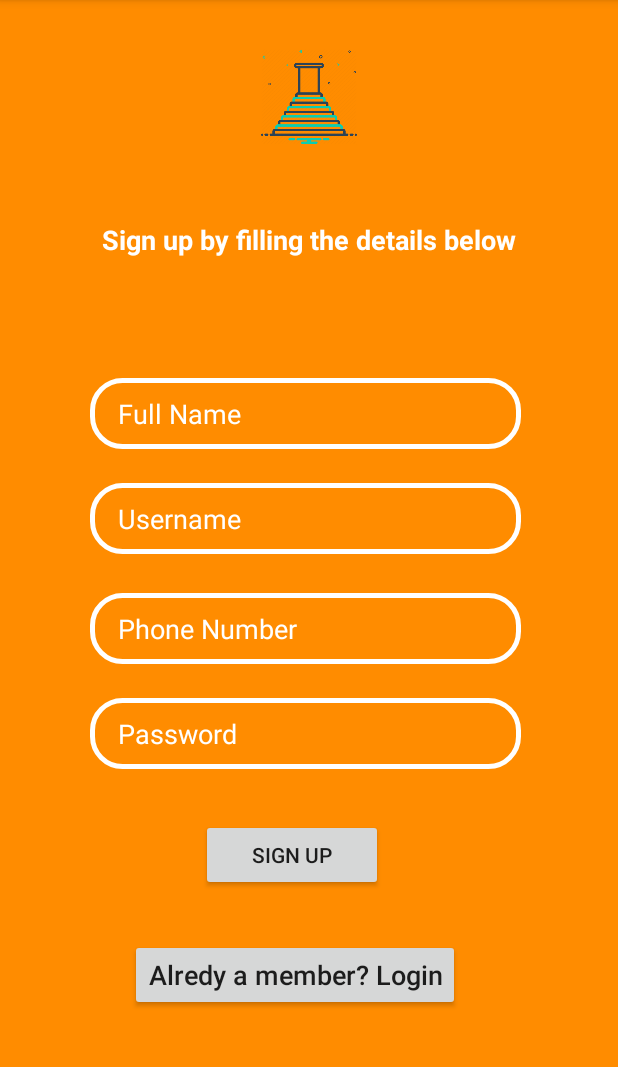
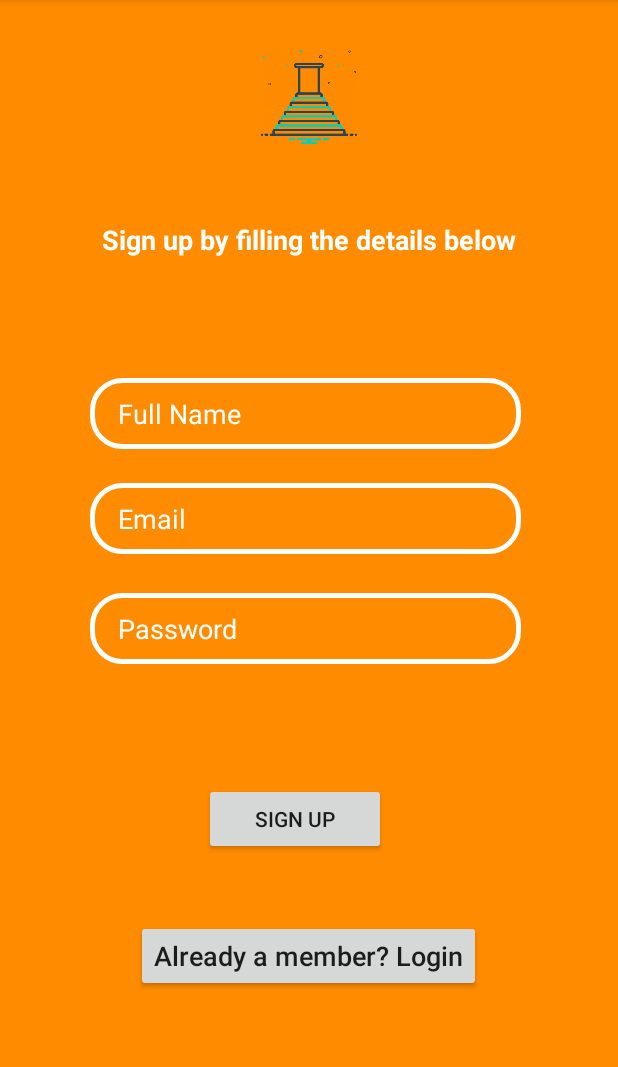
Before and after one commit to nishchayjeet/FindMyAsile, an Android app: the Register screen opened directly, with no data from a screen before it, on a phone screen of 412 x 824 dp, the part 84-1151 px from its top. Run offline under Robolectric (Android 15) with nearby library versions, the light colour scheme and no system bars; our stand-ins replace Firebase (no records; nobody signed in at launch, a user with empty details on screens opened directly); Roboto replaces fonts that are not available here.

Commit message:
App Setup Done For Login

```diff
--- a/app/build.gradle
+++ b/app/build.gradle
@@ -30,4 +30,8 @@ dependencies {
     androidTestImplementation 'androidx.test.espresso:espresso-core:3.1.1'
     implementation 'com.google.android.material:material:1.0.0'
     implementation 'com.android.support:design:26.1.0'
+
+    implementation 'com.google.firebase:firebase-auth:16.1.0'
+    implementation 'com.firebaseui:firebase-ui-auth:4.1.0'
+
 }
--- a/app/src/main/java/com/example/findmyasile/Register.java
+++ b/app/src/main/java/com/example/findmyasile/Register.java
@@ -1,14 +1,95 @@
 package com.example.findmyasile;
 
+import androidx.annotation.NonNull;
 import androidx.appcompat.app.AppCompatActivity;
 
+import android.content.Intent;
 import android.os.Bundle;
+import android.view.View;
+import android.widget.Button;
+import android.widget.EditText;
+import android.widget.TextView;
+import android.widget.Toast;
+
+import com.google.android.gms.tasks.OnCompleteListener;
+import com.google.android.gms.tasks.Task;
+import com.google.firebase.FirebaseApp;
+import com.google.firebase.auth.AuthResult;
+import com.google.firebase.auth.FirebaseAuth;
 
 public class Register extends AppCompatActivity {
+    EditText name,emailId,Password;
+    Button btnsignup;
+    Button tvsignin;
+
+    FirebaseAuth mFirebaseAuth;
+
 
     @Override
     protected void onCreate(Bundle savedInstanceState) {
         super.onCreate(savedInstanceState);
         setContentView(R.layout.activity_register);
+
+        mFirebaseAuth = FirebaseAuth.getInstance();
+
+        name=findViewById(R.id.editText3);
+        emailId = findViewById(R.id.editText4);
+        Password=findViewById(R.id.editText6);
+        btnsignup = findViewById(R.id.button3);
+
+        tvsignin = findViewById(R.id.button4);
+        btnsignup.setOnClickListener(new View.OnClickListener() {
+            @Override
+            public void onClick(View v) {
+                String nm = name.getText().toString();
+                String email = emailId.getText().toString();
+                String password = Password.getText().toString();
+
+                if (nm.isEmpty()){
+                    name.setError("Please Enter Your Name");
+                    name.requestFocus();
+                }
+                else if (email.isEmpty()){
+                    emailId.setError("Please Enter Email ID");
+                    emailId.requestFocus();
+                }
+
+                else if (password.isEmpty()){
+                    Password.setError("Please Enter the Password");
+                    Password.requestFocus();
+                }
+                else if (nm.isEmpty() && email.isEmpty() && password.isEmpty()){
+                    Toast.makeText(Register.this,"Fields are Empty",Toast.LENGTH_SHORT).show();
+                }
+                else if (!(nm.isEmpty() && email.isEmpty() && password.isEmpty())){
+                    mFirebaseAuth.createUserWithEmailAndPassword(email,password).addOnCompleteListener(Register.this, new OnCompleteListener<AuthResult>() {
+                        @Override
+                        public void onComplete(@NonNull Task<AuthResult> task) {
+                            if (!task.isSuccessful()) {
+                                Toast.makeText(Register.this, "SignUp Unsuccessful, Please Try Again", Toast.LENGTH_SHORT).show();
+                            }
+                            else {
+                                startActivity(new Intent(Register.this, getStarted.class));
+                            }
+                        }
+                    });
+                }
+                else {
+
+                    Toast.makeText(Register.this,"Error Occurred!",Toast.LENGTH_SHORT).show();
+
+                }
+            }
+        });
+            tvsignin.setOnClickListener(new View.OnClickListener() {
+                @Override
+                public void onClick(View v) {
+                    Intent i = new Intent(Register.this,login.class);
+                    startActivity(i);
+
+                }
+            });
+
     }
+
 }
--- a/app/src/main/res/layout/activity_register.xml
+++ b/app/src/main/res/layout/activity_register.xml
@@ -40,7 +40,7 @@
         android:background="@drawable/rounded_ed"
         android:ems="10"
 
-        android:hint="    Username"
+        android:hint="    Email"
         android:inputType="textPersonName"
         android:textColorHint="@android:color/background_light"
         app:layout_constraintBottom_toBottomOf="parent"
@@ -50,27 +50,6 @@
         app:layout_constraintTop_toTopOf="parent"
         app:layout_constraintVertical_bias="0.446" />
 
-
-    <EditText
-        android:id="@+id/editText5"
-        android:layout_width="287dp"
-        android:layout_height="47dp"
-        android:layout_marginStart="8dp"
-        android:layout_marginTop="8dp"
-
-        android:layout_marginEnd="8dp"
-        android:layout_marginBottom="8dp"
-        android:background="@drawable/rounded_ed"
-        android:ems="10"
-        android:hint="    Phone Number"
-        android:inputType="textPersonName"
-        android:textColorHint="@android:color/background_light"
-        app:layout_constraintBottom_toBottomOf="parent"
-        app:layout_constraintEnd_toEndOf="parent"
-        app:layout_constraintHorizontal_bias="0.48"
-        app:layout_constraintStart_toStartOf="parent"
-        app:layout_constraintTop_toTopOf="parent"
-        app:layout_constraintVertical_bias="0.55" />
 
     <EditText
         android:id="@+id/editText6"
@@ -88,50 +67,44 @@
         android:textColorHint="@android:color/background_light"
         app:layout_constraintBottom_toBottomOf="parent"
         app:layout_constraintEnd_toEndOf="parent"
-        app:layout_constraintHorizontal_bias="0.48"
+        app:layout_constraintHorizontal_bias="0.481"
         app:layout_constraintStart_toStartOf="parent"
         app:layout_constraintTop_toTopOf="parent"
-        app:layout_constraintVertical_bias="0.649" />
+        app:layout_constraintVertical_bias="0.55" />
 
     <Button
         android:id="@+id/button3"
         android:layout_width="121dp"
         android:layout_height="wrap_content"
         android:layout_marginStart="8dp"
-        android:layout_marginLeft="8dp"
         android:layout_marginTop="8dp"
         android:layout_marginEnd="8dp"
-        android:layout_marginRight="8dp"
         android:layout_marginBottom="8dp"
 
         android:text="Sign Up"
         android:textColorLink="@android:color/background_dark"
         app:layout_constraintBottom_toBottomOf="parent"
         app:layout_constraintEnd_toEndOf="parent"
-        app:layout_constraintHorizontal_bias="0.459"
+        app:layout_constraintHorizontal_bias="0.467"
         app:layout_constraintStart_toStartOf="parent"
         app:layout_constraintTop_toTopOf="parent"
-        app:layout_constraintVertical_bias="0.764" />
+        app:layout_constraintVertical_bias="0.73" />
 
     <Button
         android:id="@+id/button4"
         android:layout_width="wrap_content"
         android:layout_height="wrap_content"
         android:layout_marginStart="8dp"
-        android:layout_marginLeft="8dp"
-        android:layout_marginTop="32dp"
         android:layout_marginEnd="8dp"
-        android:layout_marginRight="8dp"
-        android:layout_marginBottom="8dp"
-        android:text="Alredy a member? Login"
+        android:text="Already a member? Login"
         android:textAllCaps="false"
         android:textSize="18sp"
         app:layout_constraintBottom_toBottomOf="parent"
         app:layout_constraintEnd_toEndOf="parent"
-        app:layout_constraintHorizontal_bias="0.447"
+        app:layout_constraintHorizontal_bias="0.497"
         app:layout_constraintStart_toStartOf="parent"
-        app:layout_constraintTop_toBottomOf="@+id/button3"
-        app:layout_constraintVertical_bias="0.0" />
+        app:layout_constraintTop_toTopOf="parent"
+        app:layout_constraintVertical_bias="0.852" />
 
     <TextView
         android:id="@+id/textView2"
--- a/build.gradle
+++ b/build.gradle
@@ -9,6 +9,7 @@ buildscript {
     dependencies {
         classpath 'com.android.tools.build:gradle:3.6.1'
         classpath 'com.google.gms:google-services:4.2.0'
+        classpath 'com.google.gms:google-services:4.0.1'
 
         // NOTE: Do not place your application dependencies here; they belong
         // in the individual module build.gradle files
```
Also changed, not shown: app/src/main/java/com/example/findmyasile/MainActivity.java (+9 -0 lines), app/src/main/java/com/example/findmyasile/getStarted.java (+17 -0 lines), app/src/main/java/com/example/findmyasile/login.java (+103 -0 lines), app/src/main/res/layout/activity_get_started.xml (+12 -0 lines), app/src/main/res/layout/activity_login.xml (+26 -11 lines).
